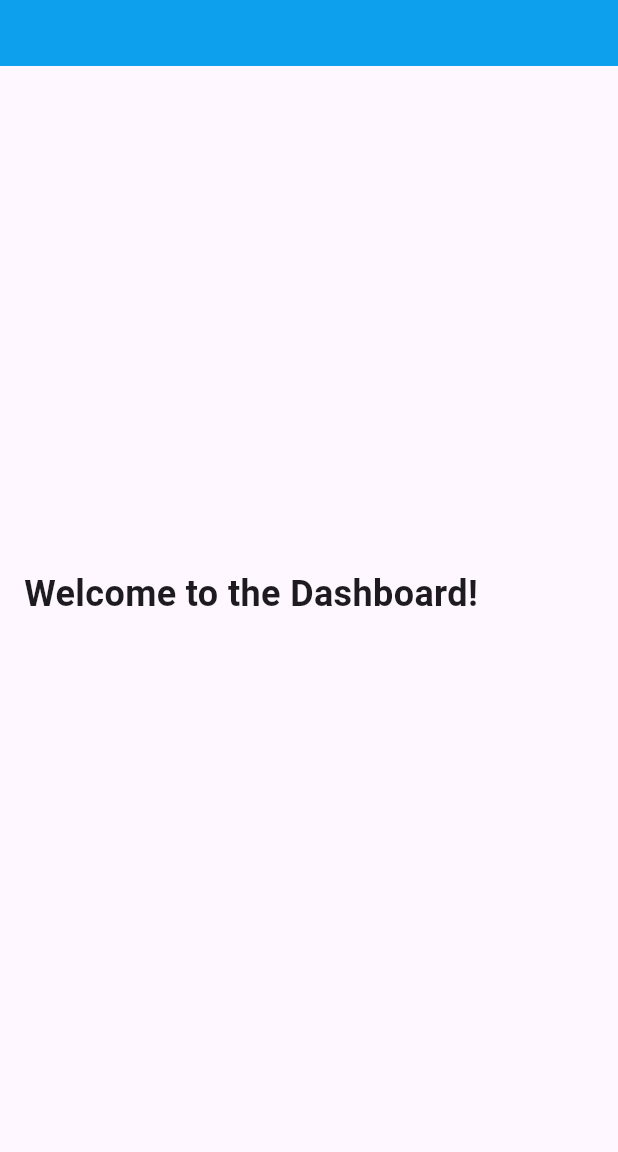
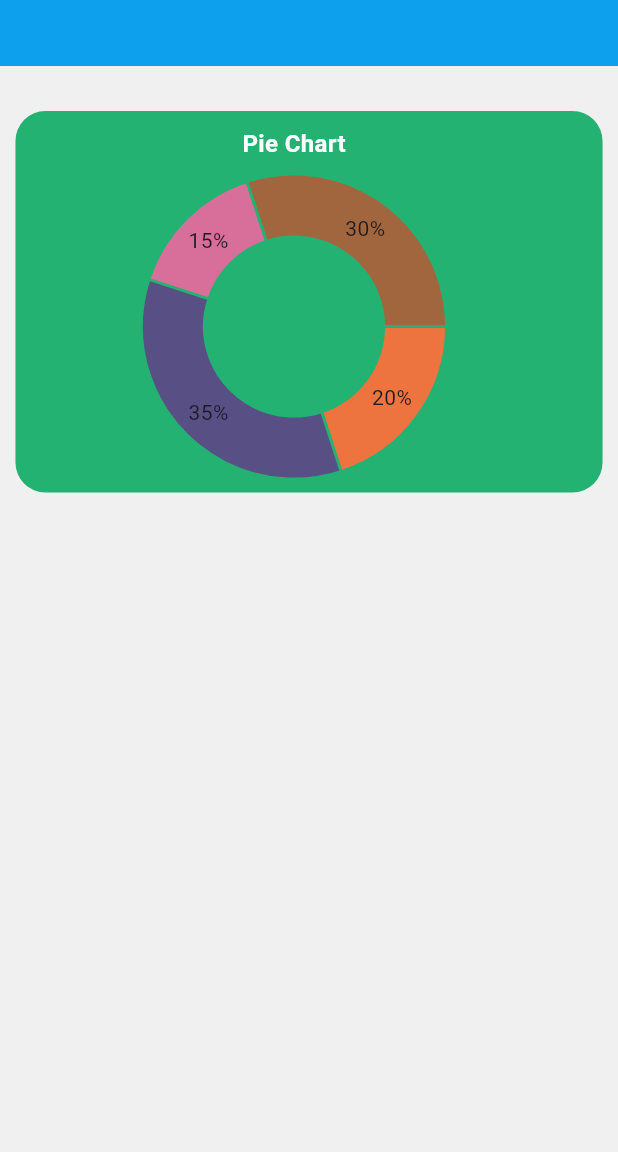
Before and after one commit to Arnoldmosha60/Online-Help-Desk, a Flutter app: the DashboardScreen screen opened directly, on a phone screen of 412 x 824 dp, the part 84-1236 px from its top. Run offline on Flutter 3.47's test engine with Material 3 defaults, Android fonts, the phone set to English and light mode, and no system bars; drawn by our look-alikes of fl_chart; our stand-ins replace google_nav_bar.

Commit message:
progress

```diff
--- /dev/null
+++ b/lib/chart/pie_chart.dart
@@ -0,0 +1,47 @@
+
+import 'package:flutter/material.dart';
+
+class ChartContainer extends StatelessWidget {
+  final Color color;
+  final String title;
+  final Widget chart;
+
+  const ChartContainer({
+    Key? key,
+    required this.title,
+    required this.color,
+    required this.chart,
+  }) : super(key: key);
+
+  @override
+  Widget build(BuildContext context) {
+    return Center(
+      child: Container(
+        width: MediaQuery.of(context).size.width * 0.95,
+        height: MediaQuery.of(context).size.width * 0.95 * 0.65,
+        padding: const EdgeInsets.fromLTRB(0, 10, 20, 10),
+        decoration: BoxDecoration(
+          color: color,
+          borderRadius: BorderRadius.circular(20),
+        ),
+        child: Column(
+          mainAxisAlignment: MainAxisAlignment.center,
+          children: <Widget>[
+            Text(
+              title,
+              style: const TextStyle(
+                  color: Colors.white,
+                  fontSize: 16,
+                  fontWeight: FontWeight.bold),
+            ),
+            Expanded(
+                child: Container(
+                  padding: EdgeInsets.only(top: 10),
+                  child: chart,
+                ))
+          ],
+        ),
+      ),
+    );
+  }
+}
--- /dev/null
+++ b/lib/chart/piez-chart_data.dart
@@ -0,0 +1,14 @@
+import 'package:fl_chart/fl_chart.dart';
+import 'package:flutter/material.dart';
+import 'package:flutter/widgets.dart';
+
+import '../dashboardscreen.dart';
+
+class PieChartContent extends StatelessWidget {
+  @override
+  Widget build(BuildContext context) {
+    return PieChart(PieChartData(
+        sections: pieChartSectionData
+    ));
+  }
+}
--- a/lib/dashboardscreen.dart
+++ b/lib/dashboardscreen.dart
@@ -1,11 +1,39 @@
 import 'package:flutter/material.dart';
+import 'package:fl_chart/fl_chart.dart';
+import 'dart:ui';
+import 'chart/pie_chart.dart';
+import 'chart/piez-chart_data.dart';
+
+List<PieChartSectionData> pieChartSectionData = [
+  PieChartSectionData(
+    value: 20,
+    title: '20%',
+    color: const Color(0xffed733f),
+  ),
+  PieChartSectionData(
+    value: 35,
+    title: '35%',
+    color: const Color(0xff584f84),
+  ),
+  PieChartSectionData(
+    value: 15,
+    title: '15%',
+    color: const Color(0xffd86f9b),
+  ),
+  PieChartSectionData(
+    value: 30,
+    title: '30%',
+    color: const Color(0xffa2663e),
+  ),
+];
 
 class DashboardScreen extends StatelessWidget {
-  const DashboardScreen({super.key});
+  const DashboardScreen({Key? key}) : super(key: key);
 
   @override
   Widget build(BuildContext context) {
     final GlobalKey<ScaffoldState> scaffoldKey = GlobalKey<ScaffoldState>();
+
     return Scaffold(
       key: scaffoldKey,
       appBar: PreferredSize(
@@ -32,22 +60,16 @@ class DashboardScreen extends StatelessWidget {
           automaticallyImplyLeading: false, // Disable the default leading icon
         ),
       ),
-      body: const Padding(
-        padding: EdgeInsets.all(16.0),
-        child: Column(
-          mainAxisAlignment: MainAxisAlignment.center,
-          crossAxisAlignment: CrossAxisAlignment.center,
-          children: [
-            Text(
-              'Welcome to the Dashboard!',
-              style: TextStyle(fontSize: 24, fontWeight: FontWeight.bold),
+      body: Container(
+        color: const Color(0xfff0f0f0),
+        child: ListView(
+          padding: const EdgeInsets.fromLTRB(0, 30, 0, 30),
+          children: <Widget>[
+            ChartContainer(
+                title: 'Pie Chart',
+                color: const Color(0xff24b273),
+                chart: PieChartContent()
             ),
-            SizedBox(height: 20),
-            // Add widgets or data to display on the dashboard
-            // For example:
-            // Text('Total Tickets: 10'),
-            // Text('Open Tickets: 5'),
-            // Add more widgets as needed
           ],
         ),
       ),
@@ -83,13 +105,25 @@ class DashboardScreen extends StatelessWidget {
               ),
             ),
             ListTile(
-              title: const Text('Item 1'),
+              title: const Text('All'),
               onTap: () {
                 Navigator.pop(context); // Close the drawer
               },
             ),
             ListTile(
-              title: const Text('Item 2'),
+              title: const Text('In Progress'),
+              onTap: () {
+                Navigator.pop(context); // Close the drawer
+              },
+            ),
+            ListTile(
+              title: const Text('Closed'),
+              onTap: () {
+                Navigator.pop(context); // Close the drawer
+              },
+            ),
+            ListTile(
+              title: const Text('FAQs'),
               onTap: () {
                 Navigator.pop(context); // Close the drawer
               },
--- a/lib/main.dart
+++ b/lib/main.dart
@@ -1,5 +1,6 @@
 import 'package:flutter/material.dart';
 import 'package:new_helpdesk/login.dart';
+
 
 void main() => runApp(const MyApp());
 
--- a/pubspec.yaml
+++ b/pubspec.yaml
@@ -9,6 +9,9 @@ environment:
 dependencies:
   flutter:
     sdk: flutter
+  intl: ^0.17.0
+  fl_chart: ^0.35.0
+  equatable: ^2.0.3
 
   cupertino_icons: ^1.0.2
   google_nav_bar: ^5.0.6
```
Also changed, not shown: lib/tabs/tab.dart (added, +60 -0 lines), pubspec.lock.
